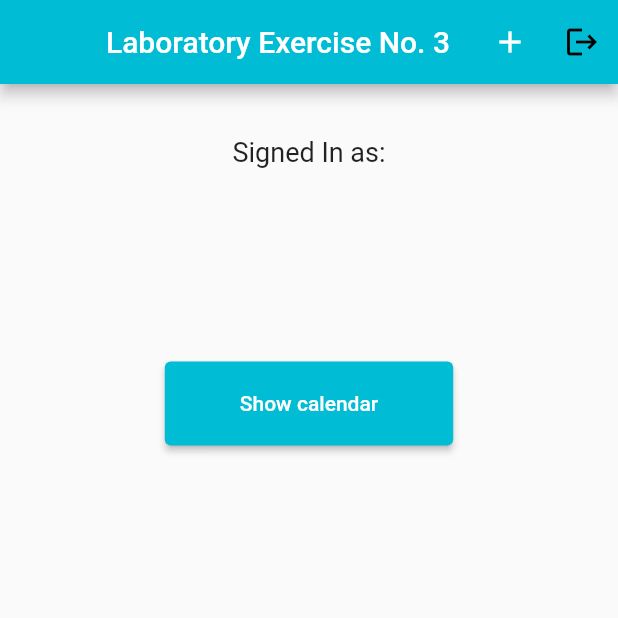
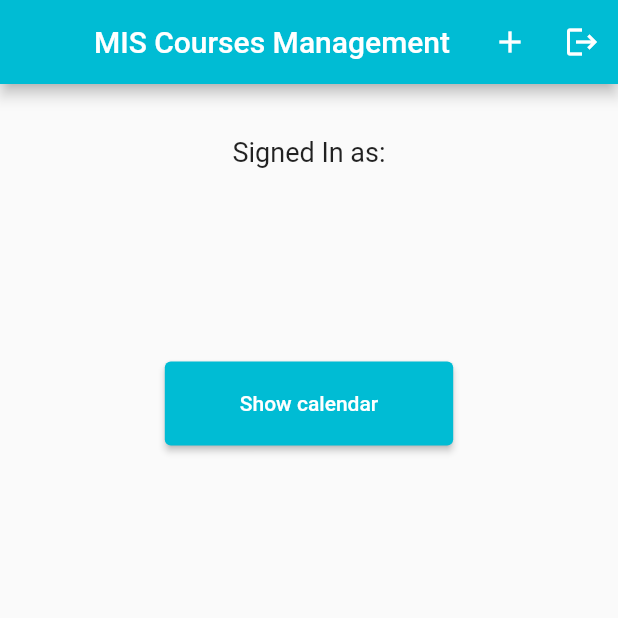
Before and after one commit to tifxx/mis-laboratory, a Flutter app: the screen it shows once a user with an empty profile is signed in, after a tap on the "logout" icon, on a phone screen of 412 x 824 dp, the top half of it. Run offline on Flutter 3.47's test engine with Material 2 defaults, Android fonts, the phone set to English and light mode, and no system bars; our stand-ins replace cloud_firestore, firebase_auth, firebase_core, flutter_local_notifications, nanoid, syncfusion_flutter_calendar; accounts and stored records are empty.

Commit message:
added functionalities for laboratory exercise

```diff
--- a/lib/main.dart
+++ b/lib/main.dart
@@ -7,10 +7,36 @@ import 'widgets/new_element.dart';
 import 'package:firebase_core/firebase_core.dart';
 import 'widgets/login_widget.dart';
 import 'package:firebase_auth/firebase_auth.dart';
+import 'package:flutter_local_notifications/flutter_local_notifications.dart';
+
+final FlutterLocalNotificationsPlugin flutterLocalNotificationsPlugin =
+    FlutterLocalNotificationsPlugin();
+
+const AndroidNotificationDetails androidNotificationDetails =
+    AndroidNotificationDetails('main_channel', 'Main Channel',
+        channelDescription: 'ashwin',
+        importance: Importance.max,
+        priority: Priority.high,
+        ticker: 'ticker');
+const NotificationDetails notificationDetails = NotificationDetails(
+  android: androidNotificationDetails,
+  iOS: DarwinNotificationDetails(
+    sound: 'default.wav',
+    presentAlert: true,
+    presentBadge: true,
+    presentSound: true,
+  ),
+);
 
 Future main() async {
   WidgetsFlutterBinding.ensureInitialized();
   await Firebase.initializeApp();
+
+  flutterLocalNotificationsPlugin
+      .resolvePlatformSpecificImplementation<
+          AndroidFlutterLocalNotificationsPlugin>()
+      ?.requestPermission();
+
   runApp(MyApp());
 }
 
@@ -62,6 +88,17 @@ class MyHomePage extends StatefulWidget {
 }
 
 class _MyHomePageState extends State<MyHomePage> with RestorationMixin {
+  @override
+  void initState() {
+    super.initState();
+
+    flutterLocalNotificationsPlugin.initialize(
+      const InitializationSettings(
+        android: AndroidInitializationSettings('@mipmap/ic_launcher'),
+      ),
+    );
+  }
+
   final user = FirebaseAuth.instance.currentUser!;
   List<ListItem> listCourses = [];
 
@@ -180,12 +217,30 @@ class _MyHomePageState extends State<MyHomePage> with RestorationMixin {
         subtitle: Text(
             "${DateFormat("dd/MM/yyyy hh:mm").format(course.dateTime)}",
             style: TextStyle(color: Colors.grey)),
-        trailing: IconButton(
+        trailing: FittedBox(
+          fit: BoxFit.fill,
+          child: Row(
+            children: <Widget>[
+              IconButton(
                 icon: Icon(Icons.delete),
                 onPressed: () async {
                   await deleteCourse(course.id);
                   setState(() => {});
                 },
+              ),
+              IconButton(
+                icon: Icon(Icons.access_alarm),
+                onPressed: () async {
+                  await flutterLocalNotificationsPlugin.show(
+                      0,
+                      'Reminder for exam',
+                      '${course.courseName} on ${DateFormat("dd/MM/yyyy hh:mm").format(course.dateTime)}',
+                      notificationDetails,
+                      payload: '${course.dateTime.toString()}');
+                },
+              ),
+            ],
+          ),
         ),
       );
 
@@ -200,7 +255,7 @@ class _MyHomePageState extends State<MyHomePage> with RestorationMixin {
   PreferredSizeWidget _createAppBar() {
     return AppBar(
         title: Text(
-          "Laboratory Exercise No. 3",
+          "MIS Courses Management",
           style: TextStyle(
             color: Colors.white,
           ),
@@ -216,7 +271,9 @@ class _MyHomePageState extends State<MyHomePage> with RestorationMixin {
           ),
           IconButton(
             onPressed: () => FirebaseAuth.instance.signOut(),
-              icon: const Icon(Icons.logout))
+            icon: const Icon(Icons.logout),
+            color: Colors.white,
+          )
         ]);
   }
 
--- a/pubspec.yaml
+++ b/pubspec.yaml
@@ -41,7 +41,8 @@ dependencies:
   syncfusion_flutter_calendar: ^20.4.38
   cloud_firestore: ^4.3.0
   firebase_auth: ^4.2.2
-
+  flutter_local_notifications: ^13.0.0
+  flutter_native_timezone: ^2.0.0
 
 
 dev_dependencies:
```
Also changed, not shown: pubspec.lock, 3 other files. Lines whose indentation alone changed are shown as unchanged.
